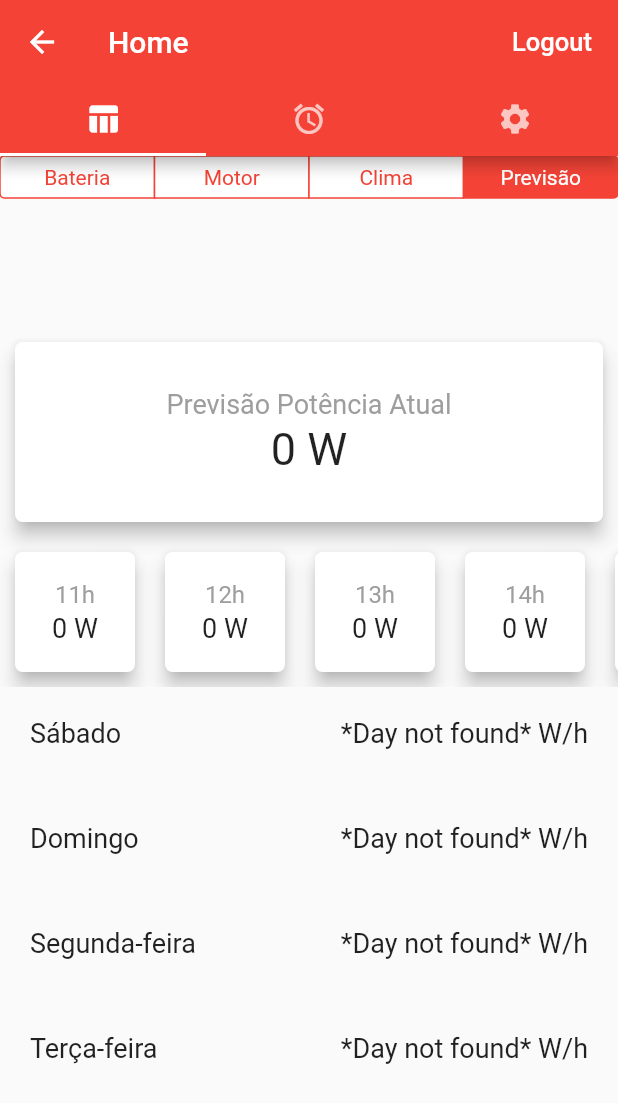
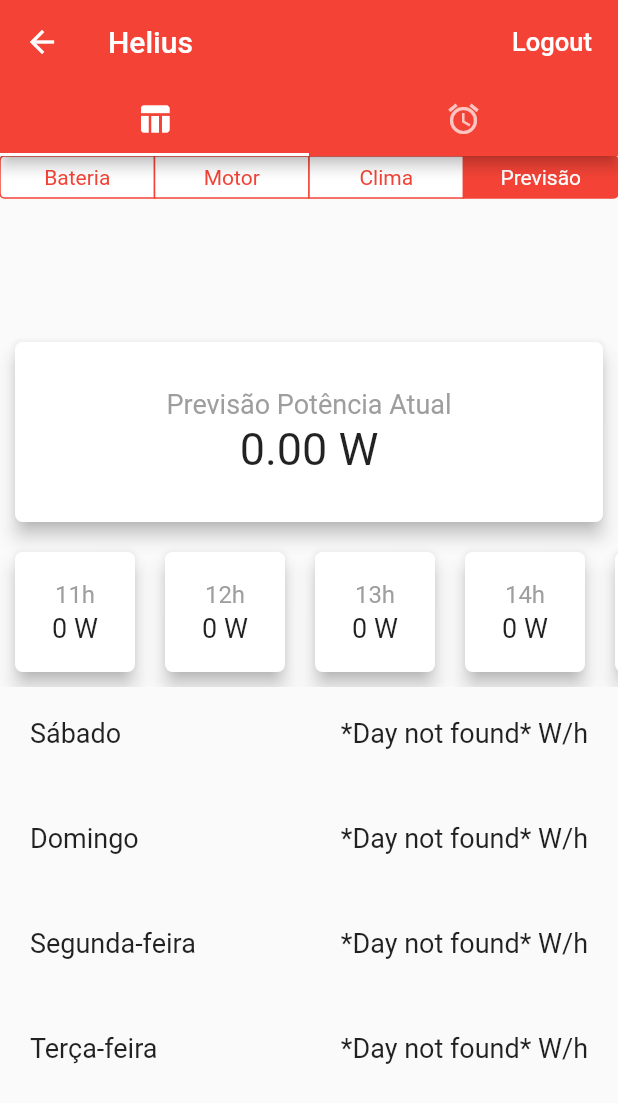
Before and after one commit to pi2Helius/HeliusApp, a Flutter app: the MyHomePage screen opened directly, after a tap on "Motor", after a tap on "Clima", after a tap on "Previsão", on a phone screen of 412 x 824 dp. Shown: the top 1103 px of the screen. Run offline on Flutter 3.47's test engine with Material 2 defaults, Android fonts, the phone set to English and light mode, and no system bars; our stand-ins replace cloud_firestore, firebase_auth, firebase_database; missing offline and left inert: flutter_sparkline; accounts and stored records are empty.

Commit message:
Ajustments to release at PC4.

```diff
--- a/helius_app/lib/components/predicao.dart
+++ b/helius_app/lib/components/predicao.dart
@@ -2,7 +2,7 @@ import 'dart:math';
 
 double predicao(double elevacao, double gama, double teta){
 
-    if(gama < 1000.0){
+    if(gama < 1056.0){
       if(elevacao < 1.0){
         return 0.0;
       }
@@ -21,7 +21,7 @@ double predicao(double elevacao, double gama, double teta){
     var v_vento = 2.77;
     var t_amb = 27+273;
     var ks = 0.55;
-    var n_gerador = 1.0;
+    var n_gerador = 0.2;
     // var elevacao = 61.08;
     // var teta = 45;
     var pi = 3.1415;
--- a/helius_app/lib/pages/charts_battery_page.dart
+++ b/helius_app/lib/pages/charts_battery_page.dart
@@ -25,7 +25,7 @@ class _BatteryScreenPage extends State<BatteryScreen> {
   DateTime dateNow = new DateTime.now();
 
   final databaseReference = FirebaseDatabase.instance.reference();
-  final CollectionReference heliusCollection = Firestore.instance.collection('Usina');
+  final CollectionReference heliusCollection = Firestore.instance.collection('usinas');
   ChartCard cardMaker = ChartCard();
 
   Future<DocumentSnapshot> _getDocumentById(CollectionReference collectionReference, String id) async {
@@ -183,7 +183,7 @@ class _BatteryScreenPage extends State<BatteryScreen> {
 
   @override
   Widget build(BuildContext context) {
-    Future<DocumentSnapshot> document = _getDocumentById(heliusCollection, "teste");
+    Future<DocumentSnapshot> document = _getDocumentById(heliusCollection, "usina1");
 
     return Container(
       child: StaggeredGridView.count(
--- a/helius_app/lib/pages/charts_engine_page.dart
+++ b/helius_app/lib/pages/charts_engine_page.dart
@@ -11,7 +11,7 @@ class EngineScreen extends StatefulWidget {
 class _EngineScreenPage extends State<EngineScreen> {
   ChartCard cardMaker = ChartCard();
 
-  final CollectionReference heliusCollection = Firestore.instance.collection('Usina');
+  final CollectionReference heliusCollection = Firestore.instance.collection('usinas');
 
   String hotPiston = "";
   String coldPiston = "";
@@ -70,7 +70,7 @@ class _EngineScreenPage extends State<EngineScreen> {
 
   @override
   Widget build(BuildContext context) {
-    Future<DocumentSnapshot> document = _getDocumentById(heliusCollection, "teste");
+    Future<DocumentSnapshot> document = _getDocumentById(heliusCollection, "usina1");
 
     return Container(
       child: StaggeredGridView.count(
@@ -88,7 +88,7 @@ class _EngineScreenPage extends State<EngineScreen> {
           ),
           Padding(
             padding: const EdgeInsets.all(4.0),
-            child: cardMaker.card(_cardContent("Temperatura espelho", mirrorTemp, "ºC")),
+            child: cardMaker.card(_cardContent("Temp espelho", mirrorTemp, "ºC")),
           ),
           Padding(
             padding: const EdgeInsets.all(4.0),
--- a/helius_app/lib/pages/charts_prediction_page.dart
+++ b/helius_app/lib/pages/charts_prediction_page.dart
@@ -18,7 +18,7 @@ class _PredictionScreenPage extends State<PredictionScreen> {
   List<dynamic> irradElevDataList = [];
   ChartCard cardMaker = ChartCard();
 
-  final CollectionReference heliusCollection = Firestore.instance.collection('Usina');
+  final CollectionReference heliusCollection = Firestore.instance.collection('usinas');
   final databaseReference = FirebaseDatabase.instance.reference();
   final DateFormat formatHour = new DateFormat.H();
   final DateFormat formatDay = new DateFormat("dd/MM");
@@ -145,7 +145,7 @@ class _PredictionScreenPage extends State<PredictionScreen> {
 
   @override
   Widget build(BuildContext context) {
-    Future<DocumentSnapshot> document = _getDocumentById(heliusCollection, "teste");
+    Future<DocumentSnapshot> document = _getDocumentById(heliusCollection, "usina1");
 
     return ListView(
       shrinkWrap: true,
@@ -161,7 +161,7 @@ class _PredictionScreenPage extends State<PredictionScreen> {
     return Container(
       margin: EdgeInsets.symmetric(horizontal: 10.0, vertical: 10.0),
       height: 120.0,
-      child: cardMaker.card(_cardContent("Previsão Potência Atual", pred.predicao(this.getAtualElev(), irradAtual, 45.0).round().toString(), "W", 18.0, 30.0)),
+      child: cardMaker.card(_cardContent("Previsão Potência Atual", pred.predicao(this.getAtualElev(), irradAtual, 45.0).toStringAsFixed(2), "W", 18.0, 30.0)),
     );
   }
 
--- a/helius_app/lib/pages/charts_weather_page.dart
+++ b/helius_app/lib/pages/charts_weather_page.dart
@@ -92,7 +92,7 @@ class _WeatherScreenPage extends State<WeatherScreen> {
       ),
       Padding(
         padding: const EdgeInsets.all(4.0),
-        child: cardMaker.card(_cardContent("Temperatura Ambiente", temperature, "ºC")),
+        child: cardMaker.card(_cardContent("Temperatura", temperature, "ºC")),
       ),
       Padding(
         padding: const EdgeInsets.all(4.0),
@@ -141,8 +141,8 @@ class _WeatherScreenPage extends State<WeatherScreen> {
       });
 
       // Getting data from Firebase
-      CollectionReference heliusCollection = Firestore.instance.collection('Usina');
-      DocumentReference documentReference = heliusCollection.document('teste');
+      CollectionReference heliusCollection = Firestore.instance.collection('usinas');
+      DocumentReference documentReference = heliusCollection.document('usina1');
       DocumentSnapshot documentSnapshot = await documentReference.get();
       setState(() {
         radiation = documentSnapshot['IRRAD_LDR'].round().toString();
--- a/helius_app/lib/pages/home.dart
+++ b/helius_app/lib/pages/home.dart
@@ -4,6 +4,7 @@ import 'package:firebase_database/firebase_database.dart';
 import 'package:helius_app/models/user.dart';
 import 'package:helius_app/pages/notification_page.dart';
 import 'package:helius_app/pages/charts_page.dart';
+import 'package:helius_app/pages/settings_page.dart';
 
 class MyHomePage extends StatefulWidget {
   MyHomePage({Key key, this.auth, this.userId, this.onSignedOut})
@@ -103,10 +104,11 @@ class _MyHomePageState extends State<MyHomePage> {
   @override
   Widget build(BuildContext context) {
     return new DefaultTabController(
-      length: 3,
+      // length: 3,
+      length: 2,
       child: Scaffold(
         appBar: new AppBar(
-          title: new Text('Home'),
+          title: new Text('Helius'),
           actions: <Widget>[
             new FlatButton(
                 child: new Text('Logout',
@@ -117,7 +119,7 @@ class _MyHomePageState extends State<MyHomePage> {
             tabs: <Widget>[
               Tab(icon: Icon(Icons.table_chart)),
               Tab(icon: Icon(Icons.alarm)),
-              Tab(icon: Icon(Icons.settings)),
+              // Tab(icon: Icon(Icons.settings)),
             ],
           ),
         ),
@@ -125,7 +127,7 @@ class _MyHomePageState extends State<MyHomePage> {
           children: <Widget>[
             ChartsScreen(),
             NotificationScreen(),
-            Icon(Icons.settings),
+            // SettingsScreen(),
           ],
         ),
       ),
--- a/helius_app/lib/pages/notification_page.dart
+++ b/helius_app/lib/pages/notification_page.dart
@@ -15,7 +15,7 @@ class _NotificationScreenPage extends State<NotificationScreen> {
   }
 
   Widget _createList(BuildContext context){
-    var collectionNotfic = Firestore.instance.collection('Usina').document('cksqVCqVGn1ZtvCEJK4Z').collection('Notificacoes');
+    var collectionNotfic = Firestore.instance.collection('usinas').document('usina1').collection('notificacoes');
 
     return StreamBuilder(
       stream: collectionNotfic.snapshots(),
@@ -34,6 +34,7 @@ class _NotificationScreenPage extends State<NotificationScreen> {
       child: Column(
         children: <Widget>[
           Container(
+            height: 100.0,
             child: Text(document['descricao']),
           ),
 
```
Also changed, not shown: helius_app/lib/pages/settings_page.dart (added, +18 -0 lines), 4 other files.
